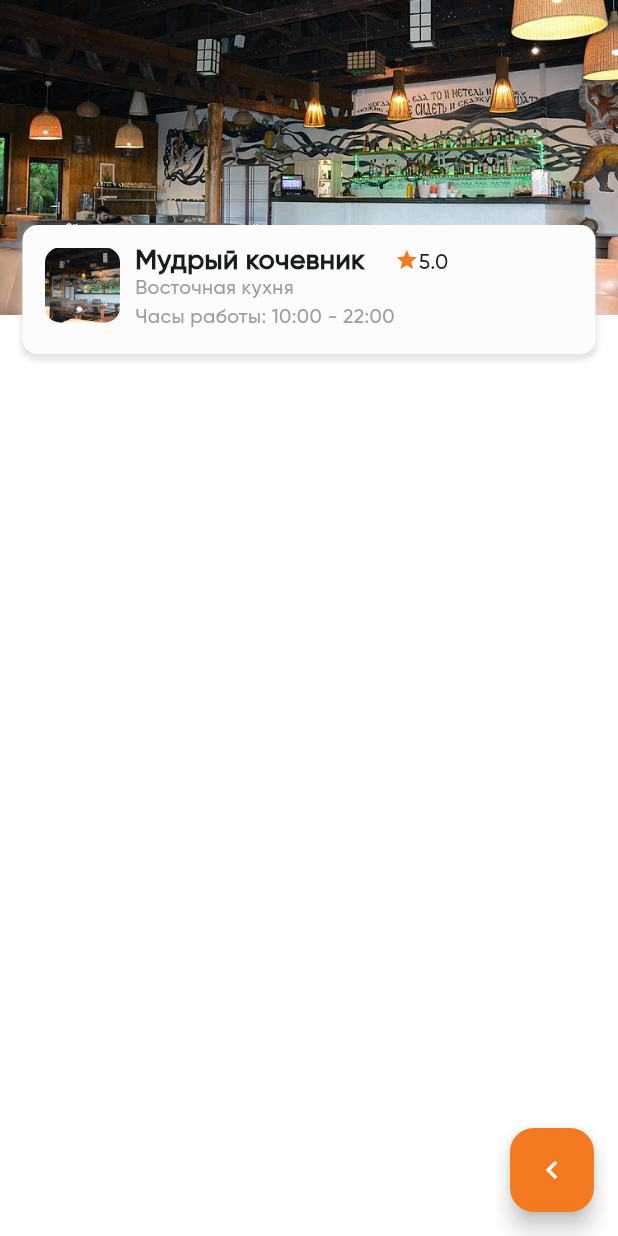
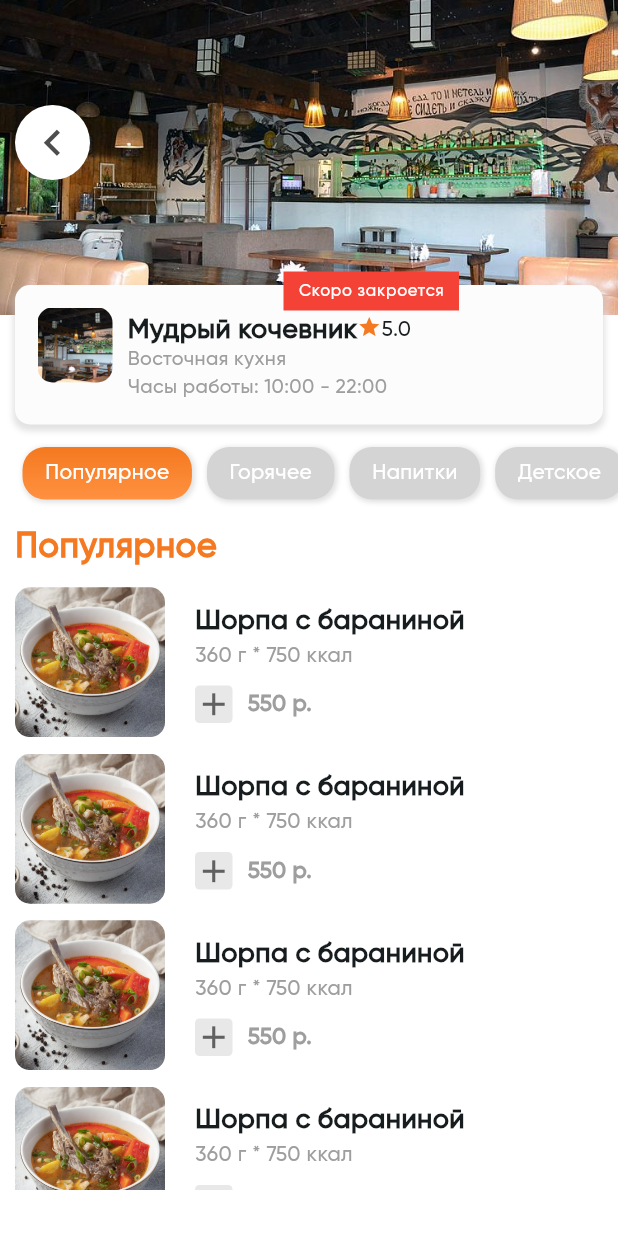
Before and after one commit to Krapotur/ethnomir, a Flutter app: the RestaurantsScreen screen opened by its route, after a tap on an icon or button, on a phone screen of 412 x 824 dp. Run offline on Flutter 3.47's test engine with Material 3 defaults, Android fonts, the phone set to English and light mode, and no system bars; our stand-ins replace animated_text_kit, auto_route.

Commit message:
Add new widgets on restaurant screen

```diff
--- a/lib/features/restaurant/view/restaurant_screen.dart
+++ b/lib/features/restaurant/view/restaurant_screen.dart
@@ -1,5 +1,6 @@
 import 'package:auto_route/auto_route.dart';
-import 'package:ethnomir/core/widgets/widgets.dart';
+import 'package:ethnomir/core/widgets/card_widget.dart';
+import 'package:ethnomir/features/restaurant/widgets/widgets.dart';
 import 'package:ethnomir/repositories/models.dart';
 import 'package:flutter/material.dart';
 
@@ -10,88 +11,105 @@ class RestaurantScreen extends StatelessWidget {
 
   @override
   Widget build(BuildContext context) {
+    bool isClose = true;
     return Scaffold(
       backgroundColor: Colors.white,
       body: Stack(
         children: [
+          BackgroundImgScaffoldWidget(imgTitle: restaurant.imgTitle),
+          Column(
+            crossAxisAlignment: CrossAxisAlignment.start,
+            children: [
+              SizedBox(height: 70),
+              BtnToBackScreenWidget(),
+              SizedBox(height: 70),
+              CardInfoAboutRestaurantWidget(
+                isClose: isClose,
+                restaurant: restaurant,
+              ),
+              SizedBox(height: 10),
+              CategoriesListviewWidget(),
+              SizedBox(height: 10),
+              CategoryTitleWidget(),
+              SizedBox(
+                height: MediaQuery.of(context).size.height / 2,
+                child: ListView.separated(
+                  padding: EdgeInsets.symmetric(vertical: 10, horizontal: 10),
+                  scrollDirection: Axis.vertical,
+                  itemBuilder: (context, index) => Container(
+                    decoration: BoxDecoration(
+                      borderRadius: BorderRadius.circular(10),
+                    ),
+                    child: Row(
+                      children: [
                         Container(
-            width: double.infinity,
-            height: 210,
+                          height: 100,
+                          width: 100,
                           decoration: BoxDecoration(
+                            borderRadius: BorderRadius.circular(10),
                             image: DecorationImage(
                               image: AssetImage(
-                  "assets/images/rest/${restaurant.imgTitle}.png",
+                                'assets/images/menu/shorpa.jpg',
                               ),
                               fit: BoxFit.cover,
                             ),
                           ),
                         ),
-          Padding(
-            padding: const EdgeInsets.symmetric(horizontal: 15.0),
+                        SizedBox(width: 20),
+                        Container(
+                          padding: EdgeInsets.symmetric(vertical: 10),
                           child: Column(
-              children: [
-                SizedBox(height: 150),
-                CardWidget(
-                  child: Row(
+                            mainAxisSize: MainAxisSize.min,
                             crossAxisAlignment: CrossAxisAlignment.start,
                             children: [
+                              Text(
+                                'Шорпа с бараниной',
+                                style: TextStyle(
+                                  fontWeight: FontWeight.bold,
+                                  fontSize: 18,
+                                ),
+                              ),
+                              Text(
+                                '360 г * 750 ккал',
+                                style: TextStyle(
+                                  fontSize: 14,
+                                  color: Colors.grey,
+                                ),
+                              ),
+                              SizedBox(height: 10),
+                              Row(
+                                mainAxisAlignment: MainAxisAlignment.center,
+                                mainAxisSize: MainAxisSize.max,
+                                children: [
                                   Container(
-                        width: 50,
-                        height: 50,
                                     decoration: BoxDecoration(
-                          borderRadius: BorderRadius.circular(10),
-                          image: DecorationImage(
-                            image: AssetImage(
-                              "assets/images/rest/${restaurant.imgTitle}.png",
+                                      borderRadius: BorderRadius.circular(3),
+                                      color: const Color.fromARGB(
+                                        255,
+                                        232,
+                                        232,
+                                        232,
                                       ),
-                            fit: BoxFit.cover,
+                                    ),
+                                    child: Icon(
+                                      Icons.add,
+                                      size: 25,
+                                      color: const Color.fromARGB(
+                                        255,
+                                        96,
+                                        96,
+                                        96,
                                       ),
                                     ),
                                   ),
                                   SizedBox(width: 10),
-                      Row(
-                        mainAxisAlignment: MainAxisAlignment.spaceBetween,
-                        crossAxisAlignment: CrossAxisAlignment.start,
-                        children: [
-                          Column(
-                            crossAxisAlignment: CrossAxisAlignment.start,
-                            children: [
                                   Text(
-                                '${restaurant.title}',
+                                    '550 р.',
                                     style: TextStyle(
+                                      fontSize: 15,
+                                      color: Colors.grey,
                                       fontWeight: FontWeight.bold,
-                                  fontSize: 18,
-                                  height: 1,
                                     ),
-                              ),
-                              Text(
-                                restaurant.kitchen,
-                                style: TextStyle(
-                                  fontSize: 13,
-                                  color: Colors.grey,
-                                ),
-                              ),
-                              Text(
-                                'Часы работы: 10:00 - 22:00',
-                                style: TextStyle(
-                                  fontSize: 13,
-                                  color: Colors.grey,
-                                ),
-                              ),
-                            ],
-                          ),
-                          Row(
-                            mainAxisAlignment: MainAxisAlignment.center,
-                            crossAxisAlignment: CrossAxisAlignment.start,
-                            mainAxisSize: MainAxisSize.min,
-                            children: [
-                              Icon(
-                                Icons.star,
-                                size: 16,
-                                color: Color(0xFFF47920),
-                              ),
-                              Text(restaurant.raiting),
-                            ],
                                   ),
                                 ],
                               ),
@@ -101,12 +119,13 @@ class RestaurantScreen extends StatelessWidget {
                       ],
                     ),
                   ),
+                  separatorBuilder: (context, index) => SizedBox(height: 10),
+                  itemCount: 5,
+                ),
+              ),
             ],
           ),
-      floatingActionButton: FloatingActionButton(
-        backgroundColor: Color(0xFFF47920),
-        onPressed: () => AutoRouter.of(context).back(),
-        child: Icon(Icons.chevron_left, color: Colors.white),
+        ],
       ),
     );
   }
--- /dev/null
+++ b/lib/features/restaurant/widgets/background_img_scaffold_widget.dart
@@ -0,0 +1,21 @@
+import 'package:flutter/material.dart';
+
+class BackgroundImgScaffoldWidget extends StatelessWidget {
+  const BackgroundImgScaffoldWidget({super.key, required this.imgTitle});
+
+  final String imgTitle;
+
+  @override
+  Widget build(BuildContext context) {
+    return Container(
+      width: double.infinity,
+      height: 210,
+      decoration: BoxDecoration(
+        image: DecorationImage(
+          image: AssetImage("assets/images/rest/$imgTitle.png"),
+          fit: BoxFit.cover,
+        ),
+      ),
+    );
+  }
+}
--- /dev/null
+++ b/lib/features/restaurant/widgets/badge_label_widget.dart
@@ -0,0 +1,14 @@
+import 'package:flutter/material.dart';
+
+class BadgeLabelWidget extends StatelessWidget {
+  const BadgeLabelWidget({super.key});
+
+  @override
+  Widget build(BuildContext context) {
+    return Container(
+      padding: EdgeInsets.symmetric(horizontal: 10, vertical: 5),
+      decoration: BoxDecoration(color: Colors.red),
+      child: Text('Скоро закроется', style: TextStyle(color: Colors.white)),
+    );
+  }
+}
--- /dev/null
+++ b/lib/features/restaurant/widgets/btn_to_back_widget.dart
@@ -0,0 +1,34 @@
+import 'package:auto_route/auto_route.dart';
+import 'package:flutter/material.dart';
+
+class BtnToBackScreenWidget extends StatelessWidget {
+  const BtnToBackScreenWidget({super.key});
+
+  @override
+  Widget build(BuildContext context) {
+    return Padding(
+      padding: const EdgeInsets.only(left: 10.0),
+      child: Row(
+        mainAxisSize: MainAxisSize.max,
+        children: [
+          GestureDetector(
+            onTap: () => AutoRouter.of(context).back(),
+            child: Container(
+              height: 50,
+              width: 50,
+              decoration: BoxDecoration(
+                color: Colors.white,
+                borderRadius: BorderRadius.circular(50),
+              ),
+              child: Icon(
+                Icons.chevron_left,
+                color: const Color.fromARGB(255, 78, 77, 77),
+                size: 35,
+              ),
+            ),
+          ),
+        ],
+      ),
+    );
+  }
+}
--- /dev/null
+++ b/lib/features/restaurant/widgets/card_info_about_restaurant_widget.dart
@@ -0,0 +1,41 @@
+import 'package:ethnomir/core/widgets/card_widget.dart';
+import 'package:ethnomir/features/restaurant/widgets/widgets.dart';
+import 'package:ethnomir/repositories/restaurant/model/restaurant.dart';
+import 'package:flutter/material.dart';
+
+class CardInfoAboutRestaurantWidget extends StatelessWidget {
+  const CardInfoAboutRestaurantWidget({
+    super.key,
+    required this.isClose,
+    required this.restaurant,
+  });
+
+  final bool isClose;
+  final Restaurant restaurant;
+
+  @override
+  Widget build(BuildContext context) {
+    return Badge(
+      largeSize: 50,
+      alignment: Alignment.topCenter,
+      backgroundColor: Colors.transparent,
+      label: isClose == true ? BadgeLabelWidget() : SizedBox.shrink(),
+      child: Padding(
+        padding: const EdgeInsets.symmetric(horizontal: 10.0),
+        child: CardWidget(
+          child: Row(
+            crossAxisAlignment: CrossAxisAlignment.start,
+            children: [
+              ImgRestaurantContainerWidget(imgTitle: restaurant.imgTitle),
+              SizedBox(width: 10),
+              InfoAboutRestaurantWidget(
+                isClose: isClose,
+                restaurant: restaurant,
+              ),
+            ],
+          ),
+        ),
+      ),
+    );
+  }
+}
--- /dev/null
+++ b/lib/features/restaurant/widgets/categories_listview_widget.dart
@@ -0,0 +1,24 @@
+import 'package:ethnomir/features/restaurant/widgets/widgets.dart';
+import 'package:flutter/material.dart';
+
+class CategoriesListviewWidget extends StatelessWidget {
+  const CategoriesListviewWidget({super.key});
+
+  @override
+  Widget build(BuildContext context) {
+    return SizedBox(
+      height: 45,
+      child: ListView(
+        padding: EdgeInsets.symmetric(horizontal: 10, vertical: 5),
+        scrollDirection: Axis.horizontal,
+        children: [
+          CategoryBtnContainerWidget(title: 'Популярное', isSelect: true),
+          CategoryBtnContainerWidget(title: 'Горячее'),
+          CategoryBtnContainerWidget(title: 'Напитки'),
+          CategoryBtnContainerWidget(title: 'Детское'),
+          CategoryBtnContainerWidget(title: 'Мангал'),
+        ],
+      ),
+    );
+  }
+}
--- /dev/null
+++ b/lib/features/restaurant/widgets/category_btn_container_widget.dart
@@ -0,0 +1,48 @@
+import 'package:flutter/material.dart';
+
+class CategoryBtnContainerWidget extends StatelessWidget {
+  final String title;
+  final bool isSelect;
+  const CategoryBtnContainerWidget({
+    super.key,
+    required this.title,
+    this.isSelect = false,
+  });
+
+  @override
+  Widget build(BuildContext context) {
+    LinearGradient linearGradient = LinearGradient(
+      colors: [Color(0xFFF47920), Color(0xFFFF9141)],
+      begin: Alignment.topCenter,
+      end: Alignment.bottomCenter,
+    );
+
+    return GestureDetector(
+      onTap: () {},
+      child: Container(
+        height: 40,
+        padding: EdgeInsets.symmetric(horizontal: 15, vertical: 7),
+        margin: EdgeInsets.symmetric(horizontal: 5),
+        decoration: BoxDecoration(
+          borderRadius: BorderRadius.circular(15),
+          color: isSelect == true ? null : Color(0xFFD4D4D4),
+          gradient: isSelect == true ? linearGradient : null,
+          boxShadow: [
+            BoxShadow(
+              color: const Color.fromARGB(
+                255,
+                197,
+                197,
+                197,
+              ).withValues(alpha: 0.5),
+              spreadRadius: 1,
+              blurRadius: 2,
+              offset: Offset(1, 1),
+            ),
+          ],
+        ),
+        child: Text(title, style: TextStyle(color: Colors.white)),
+      ),
+    );
+  }
+}
--- /dev/null
+++ b/lib/features/restaurant/widgets/category_title_widget.dart
@@ -0,0 +1,20 @@
+import 'package:flutter/material.dart';
+
+class CategoryTitleWidget extends StatelessWidget {
+  const CategoryTitleWidget({super.key});
+
+  @override
+  Widget build(BuildContext context) {
+    return Padding(
+      padding: const EdgeInsets.only(left: 10.0),
+      child: Text(
+        'Популярное',
+        style: TextStyle(
+          color: Color(0xFFF47920),
+          fontWeight: FontWeight.bold,
+          fontSize: 23,
+        ),
+      ),
+    );
+  }
+}
--- /dev/null
+++ b/lib/features/restaurant/widgets/img_restaurant_container_widget.dart
@@ -0,0 +1,22 @@
+import 'package:flutter/material.dart';
+
+class ImgRestaurantContainerWidget extends StatelessWidget {
+  const ImgRestaurantContainerWidget({super.key, required this.imgTitle});
+
+  final String imgTitle;
+
+  @override
+  Widget build(BuildContext context) {
+    return Container(
+      width: 50,
+      height: 50,
+      decoration: BoxDecoration(
+        borderRadius: BorderRadius.circular(10),
+        image: DecorationImage(
+          image: AssetImage("assets/images/rest/$imgTitle.png"),
+          fit: BoxFit.cover,
+        ),
+      ),
+    );
+  }
+}
--- /dev/null
+++ b/lib/features/restaurant/widgets/info_about_restaurant_widget.dart
@@ -0,0 +1,58 @@
+import 'package:ethnomir/repositories/models.dart';
+import 'package:flutter/material.dart';
+
+class InfoAboutRestaurantWidget extends StatelessWidget {
+  const InfoAboutRestaurantWidget({
+    super.key,
+    required this.isClose,
+    required this.restaurant,
+  });
+
+  final bool isClose;
+  final Restaurant restaurant;
+
+  @override
+  Widget build(BuildContext context) {
+    return Container(
+      padding: isClose == true ? EdgeInsets.only(top: 5) : null,
+      child: Column(
+        crossAxisAlignment: CrossAxisAlignment.start,
+        children: [
+          Row(
+            mainAxisAlignment: MainAxisAlignment.spaceBetween,
+            children: [
+              Text(
+                restaurant.title,
+                overflow: TextOverflow.ellipsis,
+                softWrap: true,
+                maxLines: 1,
+                style: TextStyle(
+                  fontWeight: FontWeight.bold,
+                  fontSize: 18,
+                  height: 1,
+                ),
+              ),
+              Row(
+                mainAxisAlignment: MainAxisAlignment.center,
+                crossAxisAlignment: CrossAxisAlignment.start,
+                mainAxisSize: MainAxisSize.min,
+                children: [
+                  Icon(Icons.star, size: 16, color: Color(0xFFF47920)),
+                  Text(restaurant.raiting),
+                ],
+              ),
+            ],
+          ),
+          Text(
+            restaurant.kitchen,
+            style: TextStyle(fontSize: 13, color: Colors.grey),
+          ),
+          Text(
+            'Часы работы: 10:00 - 22:00',
+            style: TextStyle(fontSize: 13, color: Colors.grey),
+          ),
+        ],
+      ),
+    );
+  }
+}
--- a/lib/features/restaurant/widgets/widgets.dart
+++ b/lib/features/restaurant/widgets/widgets.dart
@@ -0,0 +1,9 @@
+export './btn_to_back_widget.dart';
+export './info_about_restaurant_widget.dart';
+export './img_restaurant_container_widget.dart';
+export './badge_label_widget.dart';
+export './card_info_about_restaurant_widget.dart';
+export './background_img_scaffold_widget.dart';
+export './category_btn_container_widget.dart';
+export './categories_listview_widget.dart';
+export './category_title_widget.dart';
--- a/lib/features/restaurants/view/restaurants_screen.dart
+++ b/lib/features/restaurants/view/restaurants_screen.dart
@@ -20,7 +20,7 @@ class _RestaurantsScreenState extends State<RestaurantsScreen> {
         title: 'Мудрый кочевник',
         kitchen: 'Восточная кухня',
         raiting: '5.0',
-        isRestaurnt: false,
+        isRestaurant: false,
         delivery: 'Бесплатная',
         price: '470',
         imgTitle: 'kochevnik',
@@ -29,7 +29,7 @@ class _RestaurantsScreenState extends State<RestaurantsScreen> {
         title: 'Борщ',
         kitchen: 'Русская кухня',
         raiting: '4.7',
-        isRestaurnt: false,
+        isRestaurant: false,
         delivery: 'от 900р',
         price: '500',
         imgTitle: 'borsh',
@@ -39,7 +39,7 @@ class _RestaurantsScreenState extends State<RestaurantsScreen> {
         kitchen: 'Восточная кухня',
         delivery: 'от 1200р',
         raiting: '4.9',
-        isRestaurnt: true,
+        isRestaurant: true,
         price: '650',
         imgTitle: 'chai',
       ),
--- a/lib/features/restaurants/widgets/main_info_about_restaurant.dart
+++ b/lib/features/restaurants/widgets/main_info_about_restaurant.dart
@@ -16,7 +16,7 @@ class MainInfoAboutRestaurant extends StatelessWidget {
           crossAxisAlignment: CrossAxisAlignment.start,
           children: [
             Text(
-              restaurant.isRestaurnt
+              restaurant.isRestaurant
                   ? 'Ресторан "${restaurant.title}"'
                   : 'Кафе "${restaurant.title}"',
               style: TextStyle(
--- a/lib/features/splash/view/splash_screen.dart
+++ b/lib/features/splash/view/splash_screen.dart
@@ -23,9 +23,10 @@ class _SplashScreenState extends State<SplashScreen> {
         HomeRoute(),
         // RestaurantRoute(
         //   restaurant: Restaurant(
-        //     title: 'Ресторан "Чайхана"',
+        //     title: 'Кафе "Мудрый кочевник"',
         //     kitchen: 'Восточная кухня',
         //     delivery: 'от 1200р',
+        //     isRestaurant: true,
         //     price: '650',
         //     raiting: '4.9',
         //     imgTitle: 'chai',
--- a/lib/repositories/restaurant/model/restaurant.dart
+++ b/lib/repositories/restaurant/model/restaurant.dart
@@ -2,7 +2,7 @@ class Restaurant {
   final String title;
   final String kitchen;
   final String raiting;
-  final bool isRestaurnt;
+  final bool isRestaurant;
   final String delivery;
   final String price;
   final String imgTitle;
@@ -11,7 +11,7 @@ class Restaurant {
     required this.title,
     required this.kitchen,
     required this.raiting,
-    required this.isRestaurnt,
+    required this.isRestaurant,
     required this.delivery,
     required this.price,
     required this.imgTitle,
--- a/pubspec.yaml
+++ b/pubspec.yaml
@@ -43,6 +43,7 @@ flutter:
     - assets/images/
     - assets/images/auth_screen/
     - assets/images/rest/
+    - assets/images/menu/
 
   fonts:
     - family: Gilroy
```
Also changed, not shown: assets/images/menu/shorpa.jpg (added). Lines whose indentation alone changed are shown as unchanged.
